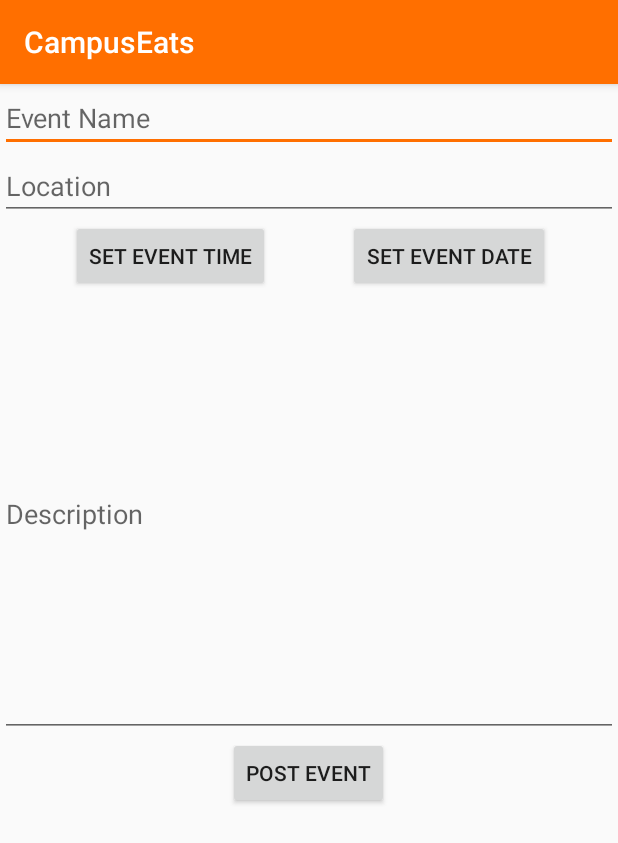
After one commit to skim770/CampusEats, an Android app: the SubmitActivity screen opened directly, with no data from a screen before it, on a phone screen of 412 x 824 dp. The commit adds this screen. Shown: the top 843 px of the screen. Run offline under Robolectric (Android 15) with nearby library versions, the phone set to English and light mode, and no system bars; our stand-ins replace Firebase (no records; nobody signed in at launch, a user with empty details on screens opened directly).

Commit message:
Rough Posting UI, Saving Some info to Firebase
saving title, location, description, time(incorrect format?) and
date(incorrect format?)

```diff
--- a/android/CampusEats/app/build.gradle
+++ b/android/CampusEats/app/build.gradle
@@ -6,7 +6,7 @@ android {
 
     defaultConfig {
         applicationId "ffoc.campuseats"
-        minSdkVersion 10
+        minSdkVersion 11
         targetSdkVersion 23
         versionCode 1
         versionName "1.0"
--- /dev/null
+++ b/android/CampusEats/app/src/main/java/ffoc/campuseats/SubmitActivity.java
@@ -0,0 +1,93 @@
+package ffoc.campuseats;
+
+
+import android.app.DownloadManager;
+import android.content.Intent;
+import android.os.Bundle;
+import android.support.v4.app.DialogFragment;
+import android.support.v7.app.AppCompatActivity;
+import android.view.View;
+import android.widget.Button;
+import android.widget.EditText;
+
+import com.google.firebase.FirebaseApp;
+import com.google.firebase.database.DatabaseReference;
+import com.google.firebase.database.FirebaseDatabase;
+import com.google.firebase.database.Query;
+
+import java.util.HashMap;
+import java.util.Map;
+
+/**
+ * Created by Will on 9/6/2016.
+ */
+public class SubmitActivity extends AppCompatActivity {
+    Button timeButton;
+    Button dateButton;
+    Button postButton;
+
+    Post post = new Post();
+
+    FirebaseDatabase database = FirebaseDatabase.getInstance();
+    DatabaseReference ref = database.getReference();
+    @Override
+    protected void onCreate(Bundle savedInstanceState) {
+        super.onCreate(savedInstanceState);
+        setContentView(R.layout.activity_submit);
+        timeButton = (Button)findViewById(R.id.timeButton);
+        dateButton = (Button)findViewById(R.id.dateButton);
+        postButton = (Button)findViewById(R.id.postButton);
+        final EditText titleText = (EditText)findViewById(R.id.titleText);
+        final EditText locText = (EditText)findViewById(R.id.locationText);
+        final EditText descText = (EditText)findViewById(R.id.descriptionText);
+
+        postButton.setOnClickListener(new View.OnClickListener() {
+            public void onClick(View v) {
+                //push post to database
+
+                post.title = titleText.getText().toString();
+                post.loc = locText.getText().toString();
+                post.desc = locText.getText().toString();
+                DatabaseReference postsRef = ref.child("posts");
+                String key = postsRef.push().getKey();
+
+
+                Map<String, Object> postValues = new HashMap<String, Object>();
+                postValues.put("title", post.title);
+                postValues.put("location", post.loc);
+                postValues.put("date", post.date);
+                postValues.put("time", post.time);
+                postValues.put("desc", post.desc);
+
+                Map<String, Object> childUpdates = new HashMap<>();
+                childUpdates.put("/posts/" + key, postValues);
+
+                ref.updateChildren(childUpdates);
+
+                startActivity(new Intent(SubmitActivity.this, FeedActivity.class));
+
+
+            }
+        });
+
+    }
+
+
+    public void showTimePickerDialog(View v) {
+        DialogFragment newFragment = new TimePickerFragment();
+        newFragment.show(getSupportFragmentManager(), "timePicker");
+    }
+
+    public void showDatePickerDialog(View v) {
+        DialogFragment newFragment = new DatePickerFragment();
+        newFragment.show(getSupportFragmentManager(), "datePicker");
+    }
+
+    public void setTimeButtonText(int hourOfDay, int minute) {
+        timeButton.setText(hourOfDay + ":" + minute);
+    }
+
+    public void setDateButtonText(int year, int month, int day) {
+        dateButton.setText(month + "/" + day + "/" + year);
+    }
+}
--- /dev/null
+++ b/android/CampusEats/app/src/main/res/layout/activity_submit.xml
@@ -0,0 +1,63 @@
+<?xml version="1.0" encoding="utf-8"?>
+<LinearLayout xmlns:android="http://schemas.android.com/apk/res/android"
+    android:orientation="vertical" android:layout_width="match_parent"
+    android:layout_height="match_parent"
+    android:weightSum="1">
+
+    <EditText
+        android:layout_width="match_parent"
+        android:layout_height="wrap_content"
+        android:id="@+id/titleText"
+        android:hint="Event Name" />
+
+    <EditText
+        android:layout_width="match_parent"
+        android:layout_height="wrap_content"
+        android:id="@+id/locationText"
+        android:hint="Location" />
+    <RelativeLayout
+        android:layout_width="match_parent"
+        android:layout_height="wrap_content"
+        android:orientation="horizontal">>
+        <Button
+            android:layout_width="wrap_content"
+            android:layout_height="wrap_content"
+            android:text="Set Event Time"
+            android:onClick="showTimePickerDialog"
+            android:layout_alignParentTop="true"
+            android:layout_alignParentLeft="true"
+            android:layout_alignParentStart="true"
+            android:layout_marginLeft="47dp"
+            android:layout_marginStart="47dp"
+            android:id="@+id/timeButton" />
+
+        <Button
+            android:layout_width="wrap_content"
+            android:layout_height="wrap_content"
+            android:text="Set Event Date"
+            android:onClick="showDatePickerDialog"
+            android:layout_alignParentTop="true"
+            android:layout_alignParentRight="true"
+            android:layout_alignParentEnd="true"
+            android:layout_marginRight="45dp"
+            android:layout_marginEnd="45dp"
+            android:id="@+id/dateButton" />
+
+    </RelativeLayout>
+
+
+    <EditText
+        android:layout_width="match_parent"
+        android:layout_height="wrap_content"
+        android:id="@+id/descriptionText"
+        android:layout_weight="0.47"
+        android:hint="Description" />
+
+    <Button
+        android:layout_width="wrap_content"
+        android:layout_height="wrap_content"
+        android:text="Post Event"
+        android:id="@+id/postButton"
+        android:layout_gravity="center_horizontal" />
+
+</LinearLayout>
```
Also changed, not shown: android/CampusEats/app/src/main/AndroidManifest.xml (+8 -0 lines), android/CampusEats/app/src/main/java/ffoc/campuseats/DatePickerFragment.java (added, +34 -0 lines), android/CampusEats/app/src/main/java/ffoc/campuseats/FeedActivity.java (+11 -4 lines), android/CampusEats/app/src/main/java/ffoc/campuseats/Post.java (added, +23 -0 lines), android/CampusEats/app/src/main/java/ffoc/campuseats/TimePickerFragment.java (added, +40 -0 lines), android/CampusEats/app/src/main/res/layout/activity_feed.xml (+15 -3 lines).
